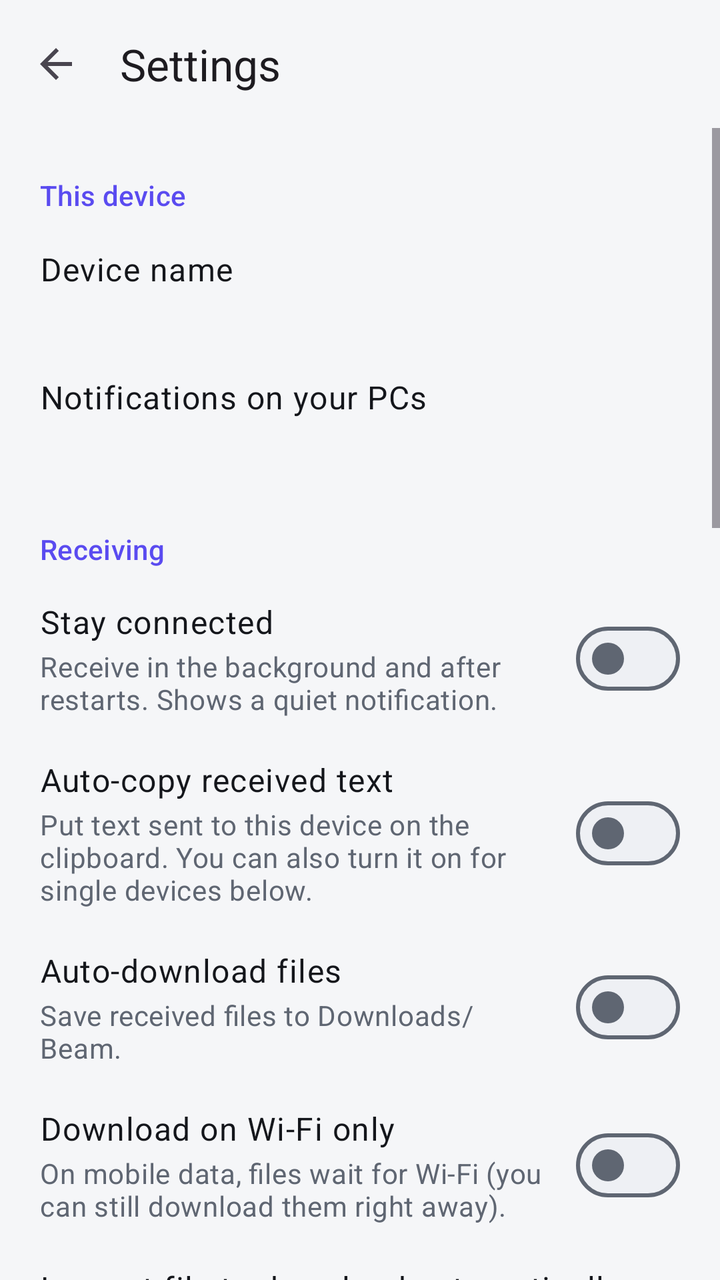
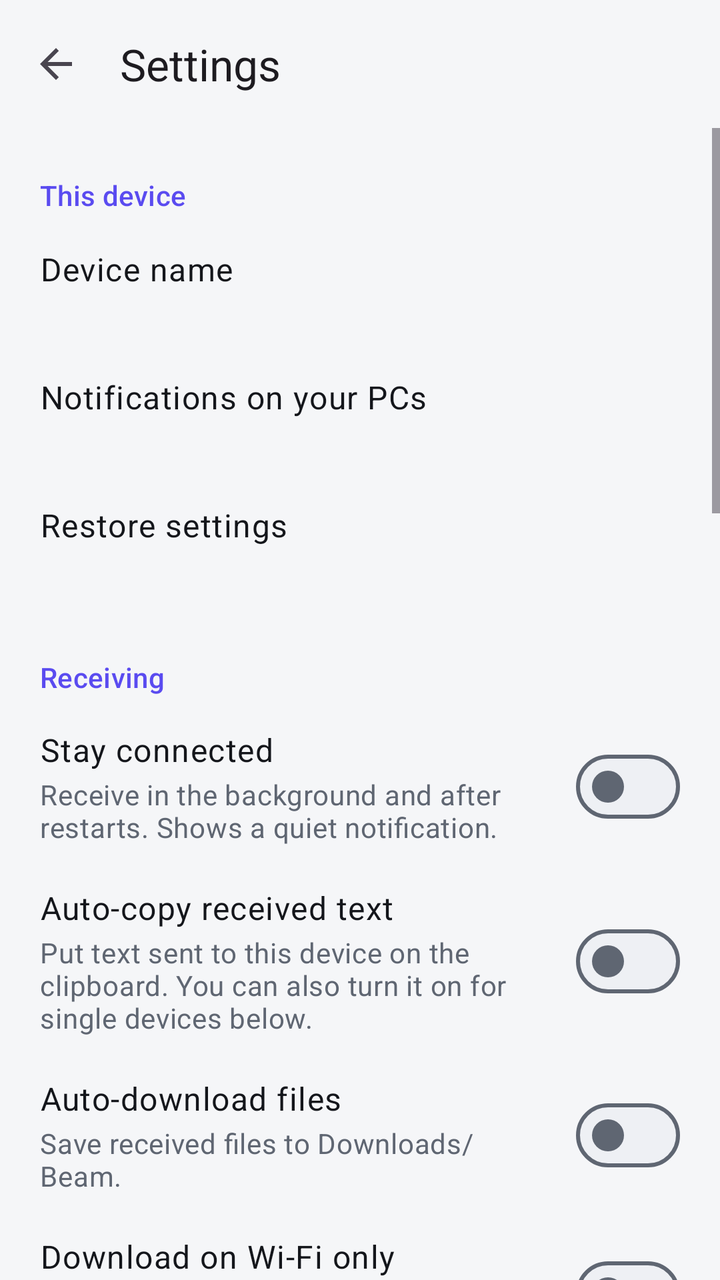

Two renders of the same Android screen: before a commit and after it. Below are the layout's source before the change and the commit's diff.
<!-- AndroidManifest.xml: application theme Theme.Beam -->
<!-- res/layout/activity_settings.xml -->
<?xml version="1.0" encoding="utf-8"?>
<LinearLayout xmlns:android="http://schemas.android.com/apk/res/android"
    xmlns:app="http://schemas.android.com/apk/res-auto"
    xmlns:tools="http://schemas.android.com/tools"
    tools:ignore="TooManyViews"
    android:layout_width="match_parent"
    android:layout_height="match_parent"
    android:orientation="vertical">

    <com.google.android.material.appbar.AppBarLayout
        android:id="@+id/appbar"
        android:layout_width="match_parent"
        android:layout_height="wrap_content"
        android:background="?android:colorBackground"
        app:liftOnScroll="true"
        app:liftOnScrollTargetViewId="@id/scroll">

        <com.google.android.material.appbar.MaterialToolbar
            android:id="@+id/toolbar"
            android:layout_width="match_parent"
            android:layout_height="wrap_content"
            android:minHeight="?attr/actionBarSize"
            app:navigationContentDescription="@string/back"
            app:navigationIcon="@drawable/ic_back"
            app:title="@string/settings" />
    </com.google.android.material.appbar.AppBarLayout>

    <ScrollView
        android:id="@+id/scroll"
        android:layout_width="match_parent"
        android:layout_height="0dp"
        android:layout_weight="1"
        android:clipToPadding="false">

        <LinearLayout
            android:id="@+id/content"
            android:layout_width="match_parent"
            android:layout_height="wrap_content"
            android:orientation="vertical"
            android:paddingBottom="24dp">

            
            <TextView
                style="@style/SettingsHeader"
                android:text="@string/settings_device" />

            <LinearLayout
                android:id="@+id/rowName"
                style="@style/SettingsRow">

                <LinearLayout style="@style/SettingsTexts">

                    <TextView
                        style="@style/SettingsTitle"
                        android:text="@string/settings_name" />

                    <TextView
                        android:id="@+id/nameValue"
                        style="@style/SettingsSummary" />
                </LinearLayout>
            </LinearLayout>

            <LinearLayout
                android:id="@+id/rowPhoneNotifications"
                style="@style/SettingsRow">

                <LinearLayout style="@style/SettingsTexts">

                    <TextView
                        style="@style/SettingsTitle"
                        android:text="@string/pc_notifications_title" />

                    <TextView
                        android:id="@+id/phoneNotificationsValue"
                        style="@style/SettingsSummary" />
                </LinearLayout>
            </LinearLayout>

            
            <TextView
                style="@style/SettingsHeader"
                android:text="@string/settings_receiving" />

            <LinearLayout
                android:id="@+id/rowStay"
                style="@style/SettingsRow">

                <LinearLayout style="@style/SettingsTexts">

                    <TextView
                        style="@style/SettingsTitle"
                        android:text="@string/settings_stay_connected" />

                    <TextView
                        style="@style/SettingsSummary"
                        android:text="@string/settings_stay_connected_summary" />
                </LinearLayout>

                <com.google.android.material.materialswitch.MaterialSwitch
                    android:id="@+id/stay"
                    android:layout_width="wrap_content"
                    android:layout_height="wrap_content"
                    android:clickable="false"
                    android:focusable="false" />
            </LinearLayout>

            <LinearLayout
                android:id="@+id/rowAutoCopy"
                style="@style/SettingsRow">

                <LinearLayout style="@style/SettingsTexts">

                    <TextView
                        style="@style/SettingsTitle"
                        android:text="@string/settings_auto_copy" />

                    <TextView
                        style="@style/SettingsSummary"
                        android:text="@string/settings_auto_copy_summary" />
                </LinearLayout>

                <com.google.android.material.materialswitch.MaterialSwitch
                    android:id="@+id/autoCopy"
                    android:layout_width="wrap_content"
                    android:layout_height="wrap_content"
                    android:clickable="false"
                    android:focusable="false" />
            </LinearLayout>

            <LinearLayout
                android:id="@+id/rowAutoDownload"
                style="@style/SettingsRow">

                <LinearLayout style="@style/SettingsTexts">

                    <TextView
                        style="@style/SettingsTitle"
                        android:text="@string/settings_auto_download" />

                    <TextView
                        style="@style/SettingsSummary"
                        android:text="@string/settings_auto_download_summary" />
                </LinearLayout>

                <com.google.android.material.materialswitch.MaterialSwitch
                    android:id="@+id/autoDownload"
                    android:layout_width="wrap_content"
                    android:layout_height="wrap_content"
                    android:clickable="false"
                    android:focusable="false" />
            </LinearLayout>

            <LinearLayout
                android:id="@+id/rowWifiOnly"
                style="@style/SettingsRow">

                <LinearLayout style="@style/SettingsTexts">

                    <TextView
                        style="@style/SettingsTitle"
                        android:text="@string/settings_wifi_only" />

                    <TextView
                        style="@style/SettingsSummary"
                        android:text="@string/settings_wifi_only_summary" />
                </LinearLayout>

                <com.google.android.material.materialswitch.MaterialSwitch
                    android:id="@+id/wifiOnly"
                    android:layout_width="wrap_content"
                    android:layout_height="wrap_content"
                    android:clickable="false"
                    android:focusable="false" />
            </LinearLayout>

            <LinearLayout
                android:id="@+id/rowMaxSize"
                style="@style/SettingsRow">

                <LinearLayout style="@style/SettingsTexts">

                    <TextView
                        style="@style/SettingsTitle"
                        android:text="@string/settings_max_size" />

                    <TextView
                        android:id="@+id/maxSizeValue"
                        style="@style/SettingsSummary" />
                </LinearLayout>
            </LinearLayout>

            <LinearLayout
                android:id="@+id/rowNotifications"
                style="@style/SettingsRow">

                <LinearLayout style="@style/SettingsTexts">

                    <TextView
                        style="@style/SettingsTitle"
                        android:text="@string/settings_notifications" />

                    <TextView
                        android:id="@+id/notificationsValue"
                        style="@style/SettingsSummary" />
                </LinearLayout>
            </LinearLayout>

            <LinearLayout
                android:id="@+id/rowBattery"
                style="@style/SettingsRow">

                <LinearLayout style="@style/SettingsTexts">

                    <TextView
                        style="@style/SettingsTitle"
                        android:text="@string/settings_battery" />

                    <TextView
                        android:id="@+id/batteryValue"
                        style="@style/SettingsSummary" />
                </LinearLayout>
            </LinearLayout>

            
            <TextView
                style="@style/SettingsHeader"
                android:text="@string/settings_quick_access" />

            <LinearLayout
                android:id="@+id/rowTile"
                style="@style/SettingsRow">

                <LinearLayout style="@style/SettingsTexts">

                    <TextView
                        style="@style/SettingsTitle"
                        android:text="@string/settings_tile" />

                    <TextView
                        android:id="@+id/tileValue"
                        style="@style/SettingsSummary" />
                </LinearLayout>
            </LinearLayout>

            <LinearLayout
                android:id="@+id/rowOpenLinks"
                style="@style/SettingsRow">

                <LinearLayout style="@style/SettingsTexts">

                    <TextView
                        style="@style/SettingsTitle"
                        android:text="@string/settings_open_links" />

                    <TextView
                        android:id="@+id/openLinksValue"
                        style="@style/SettingsSummary" />
                </LinearLayout>
            </LinearLayout>

            
            <LinearLayout
                android:id="@+id/alertsSection"
                android:layout_width="match_parent"
                android:layout_height="wrap_content"
                android:orientation="vertical"
                android:visibility="gone">

                <TextView
                    style="@style/SettingsHeader"
                    android:text="@string/settings_alerts" />

                <LinearLayout
                    android:id="@+id/rowAlertBattery"
                    style="@style/SettingsRow">

                    <LinearLayout style="@style/SettingsTexts">

                        <TextView
                            style="@style/SettingsTitle"
                            android:text="@string/settings_alert_battery" />

                        <TextView
                            style="@style/SettingsSummary"
                            android:text="@string/settings_alert_battery_desc" />
                    </LinearLayout>

                    <com.google.android.material.materialswitch.MaterialSwitch
                        android:id="@+id/alertBattery"
                        android:layout_width="wrap_content"
                        android:layout_height="wrap_content"
                        android:clickable="false"
                        android:focusable="false" />
                </LinearLayout>

                <LinearLayout
                    android:id="@+id/rowAlertStorage"
                    style="@style/SettingsRow">

                    <LinearLayout style="@style/SettingsTexts">

                        <TextView
                            style="@style/SettingsTitle"
                            android:text="@string/settings_alert_storage" />

                        <TextView
                            style="@style/SettingsSummary"
                            android:text="@string/settings_alert_storage_desc" />
                    </LinearLayout>

                    <com.google.android.material.materialswitch.MaterialSwitch
                        android:id="@+id/alertStorage"
                        android:layout_width="wrap_content"
                        android:layout_height="wrap_content"
                        android:clickable="false"
                        android:focusable="false" />
                </LinearLayout>

                <LinearLayout
                    android:id="@+id/rowAlertServerDisk"
                    style="@style/SettingsRow">

                    <LinearLayout style="@style/SettingsTexts">

                        <TextView
                            style="@style/SettingsTitle"
                            android:text="@string/settings_alert_server_disk" />

                        <TextView
                            style="@style/SettingsSummary"
                            android:text="@string/settings_alert_server_disk_desc" />
                    </LinearLayout>

                    <com.google.android.material.materialswitch.MaterialSwitch
                        android:id="@+id/alertServerDisk"
                        android:layout_width="wrap_content"
                        android:layout_height="wrap_content"
                        android:clickable="false"
                        android:focusable="false" />
                </LinearLayout>

                <TextView
                    style="@style/SettingsSummary"
                    android:layout_width="match_parent"
                    android:layout_height="wrap_content"
                    android:paddingHorizontal="24dp"
                    android:paddingBottom="8dp"
                    android:text="@string/settings_alerts_note" />
            </LinearLayout>

            
            <TextView
                style="@style/SettingsHeader"
                android:text="@string/settings_devices" />

            <LinearLayout
                android:id="@+id/devicesList"
                android:layout_width="match_parent"
                android:layout_height="wrap_content"
                android:orientation="vertical" />

            
            <TextView
                style="@style/SettingsHeader"
                android:text="@string/settings_signin" />

            <LinearLayout
                android:id="@+id/rowApprove"
                style="@style/SettingsRow">

                <LinearLayout style="@style/SettingsTexts">

                    <TextView
                        style="@style/SettingsTitle"
                        android:text="@string/settings_approve" />

                    <TextView
                        style="@style/SettingsSummary"
                        android:text="@string/settings_approve_summary" />
                </LinearLayout>
            </LinearLayout>

            <LinearLayout
                android:id="@+id/rowPairAnother"
                style="@style/SettingsRow">

                <LinearLayout style="@style/SettingsTexts">

                    <TextView
                        style="@style/SettingsTitle"
                        android:text="@string/pair_another" />

                    <TextView
                        style="@style/SettingsSummary"
                        android:text="@string/settings_pair_another_summary" />
                </LinearLayout>
            </LinearLayout>

            <LinearLayout
                android:id="@+id/rowPassword"
                style="@style/SettingsRow">

                <LinearLayout style="@style/SettingsTexts">

                    <TextView
                        style="@style/SettingsTitle"
                        android:text="@string/settings_password" />

                    <TextView
                        android:id="@+id/passwordValue"
                        style="@style/SettingsSummary" />
                </LinearLayout>
            </LinearLayout>

            
            <TextView
                style="@style/SettingsHeader"
                android:text="@string/settings_server" />

            <LinearLayout
                android:id="@+id/rowServer"
                style="@style/SettingsRow">

                <LinearLayout style="@style/SettingsTexts">

                    <TextView
                        android:id="@+id/serverValue"
                        style="@style/SettingsTitle" />

                    <TextView
                        android:id="@+id/serverStatus"
                        style="@style/SettingsSummary" />
                </LinearLayout>
            </LinearLayout>

            <LinearLayout
                android:id="@+id/rowServerInfo"
                style="@style/SettingsRow">

                <LinearLayout style="@style/SettingsTexts">

                    <TextView
                        style="@style/SettingsTitle"
                        android:text="@string/settings_server_info" />

                    <TextView
                        android:id="@+id/serverInfoValue"
                        style="@style/SettingsSummary" />
                </LinearLayout>
            </LinearLayout>

            
            <TextView
                style="@style/SettingsHeader"
                android:text="@string/settings_about" />

            <LinearLayout
                android:id="@+id/rowUpdates"
                style="@style/SettingsRow">

                <LinearLayout style="@style/SettingsTexts">

                    <TextView
                        style="@style/SettingsTitle"
                        android:text="@string/settings_updates" />

                    <TextView
                        android:id="@+id/updatesValue"
                        style="@style/SettingsSummary" />
                </LinearLayout>
            </LinearLayout>

            <LinearLayout style="@style/SettingsRow">

                <LinearLayout style="@style/SettingsTexts">

                    <TextView
                        style="@style/SettingsTitle"
                        android:text="@string/settings_version" />

                    <TextView
                        android:id="@+id/versionValue"
                        style="@style/SettingsSummary" />
                </LinearLayout>
            </LinearLayout>

            <com.google.android.material.button.MaterialButton
                android:id="@+id/unpair"
                style="@style/Widget.Material3.Button.OutlinedButton"
                android:layout_width="wrap_content"
                android:layout_height="wrap_content"
                android:layout_marginStart="20dp"
                android:layout_marginTop="16dp"
                android:text="@string/settings_unpair"
                android:textColor="?attr/colorError"
                app:strokeColor="?attr/colorError" />
        </LinearLayout>
    </ScrollView>
</LinearLayout>
<!-- resources referenced by this layout -->
<resources>
  <string name="back">Back</string>
  <string name="pair_another">Pair another device</string>
  <string name="pc_notifications_title">Notifications on your PCs</string>
  <string name="settings">Settings</string>
  <string name="settings_about">About</string>
  <string name="settings_alert_battery">Low battery</string>
  <string name="settings_alert_battery_desc">A device\'s battery is almost empty and it isn\'t charging</string>
  <string name="settings_alert_server_disk">Server disk</string>
  <string name="settings_alert_server_disk_desc">The Beam server\'s disk is almost full</string>
  <string name="settings_alert_storage">Low storage</string>
  <string name="settings_alert_storage_desc">A device is almost out of storage</string>
  <string name="settings_alerts">Alerts</string>
  <string name="settings_alerts_note">Alerts come to every device, on the Alerts notification channel. Offline alerts are set per device, in its menu below.</string>
  <string name="settings_approve">Approve a sign-in</string>
  <string name="settings_approve_summary">Enter the code shown on the new device</string>
  <string name="settings_auto_copy">Auto-copy received text</string>
  <string name="settings_auto_copy_summary">Put text sent to this device on the clipboard. You can also turn it on for single devices below.</string>
  <string name="settings_auto_download">Auto-download files</string>
  <string name="settings_auto_download_summary">Save received files to Downloads/Beam.</string>
  <string name="settings_battery">Background use</string>
  <string name="settings_device">This device</string>
  <string name="settings_devices">Devices</string>
  <string name="settings_max_size">Largest file to download automatically</string>
  <string name="settings_name">Device name</string>
  <string name="settings_notifications">Notifications</string>
  <string name="settings_open_links">Open sign-in codes in Beam</string>
  <string name="settings_pair_another_summary">Shows a pairing link as a QR code</string>
  <string name="settings_password">Sign-in password</string>
  <string name="settings_quick_access">Quick access</string>
  <string name="settings_receiving">Receiving</string>
  <string name="settings_server">Server</string>
  <string name="settings_server_info">About the server</string>
  <string name="settings_signin">Sign-in</string>
  <string name="settings_stay_connected">Stay connected</string>
  <string name="settings_stay_connected_summary">Receive in the background and after restarts. Shows a quiet notification.</string>
  <string name="settings_tile">Quick Settings tile</string>
  <string name="settings_unpair">Unpair</string>
  <string name="settings_updates">Check for updates</string>
  <string name="settings_version">Version</string>
  <string name="settings_wifi_only">Download on Wi-Fi only</string>
  <string name="settings_wifi_only_summary">On mobile data, files wait for Wi-Fi (you can still download them right away).</string>
  <style name="SettingsTitle">
          <item name="android:layout_width">match_parent</item>
          <item name="android:layout_height">wrap_content</item>
          <item name="android:textAppearance">?attr/textAppearanceBodyLarge</item>
          <item name="android:textColor">?attr/colorOnSurface</item>
      </style>
  <color name="accent">#5A4BF0</color>
  <color name="on_accent">#FFFFFF</color>
  <color name="accent_soft">#EBE9FF</color>
  <color name="text">#14161B</color>
  <color name="bg">#F5F6F8</color>
  <color name="surface2">#EEF0F4</color>
  <color name="muted">#5F6672</color>
  <color name="surface">#FFFFFF</color>
  <color name="border">#E1E4EA</color>
  <color name="danger">#D23A3A</color>
  <style name="Widget.Beam.Snackbar" parent="Widget.Material3.Snackbar" />
</resources>

<!-- the commit's change to res/layout/activity_settings.xml (unified diff, before → after) -->
@@ -72,6 +72,22 @@
 
                     <TextView
                         android:id="@+id/phoneNotificationsValue"
+                        style="@style/SettingsSummary" />
+                </LinearLayout>
+            </LinearLayout>
+
+            <LinearLayout
+                android:id="@+id/rowRestore"
+                style="@style/SettingsRow">
+
+                <LinearLayout style="@style/SettingsTexts">
+
+                    <TextView
+                        style="@style/SettingsTitle"
+                        android:text="@string/backup_restore" />
+
+                    <TextView
+                        android:id="@+id/restoreValue"
                         style="@style/SettingsSummary" />
                 </LinearLayout>
             </LinearLayout>
<!-- resource entries referenced after the edit -->
@@ -1,6 +1,7 @@
 <!-- resources referenced by this layout -->
 <resources>
   <string name="back">Back</string>
+  <string name="backup_restore">Restore settings</string>
   <string name="pair_another">Pair another device</string>
   <string name="pc_notifications_title">Notifications on your PCs</string>
   <string name="settings">Settings</string>
